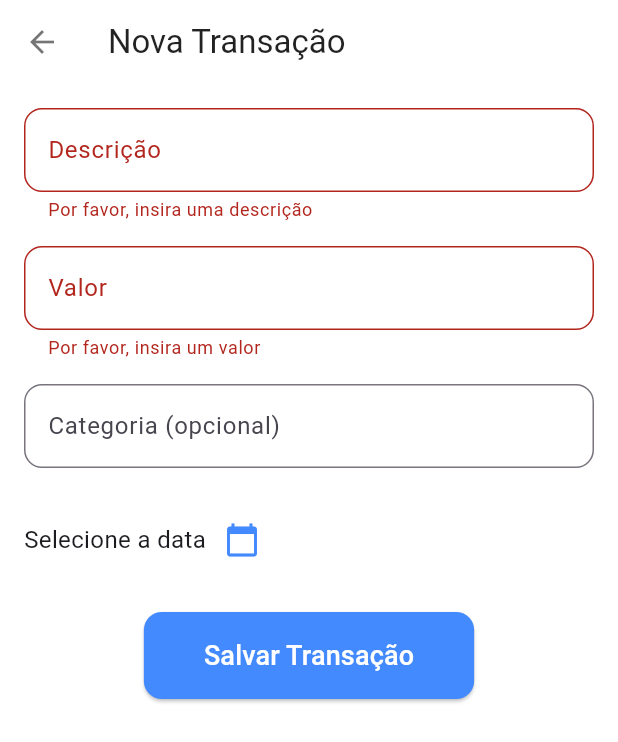
After one commit to lucas-lima-developer/fiap_m03_mobile_flutter, a Flutter app: the TransactionScreen screen opened directly, after a tap on "Salvar Transação", on a phone screen of 412 x 824 dp. The commit adds this screen. Shown: the top 742 px of the screen. Run offline on Flutter 3.47's test engine with Material 3 defaults, Android fonts, the phone set to English and light mode, and no system bars; our stand-ins replace cloud_firestore, firebase_auth, firebase_core, firebase_storage; accounts and stored records are empty.

Commit message:
Inserindo transaction para adicionar e editar

```diff
--- a/lib/screens/home_screen.dart
+++ b/lib/screens/home_screen.dart
@@ -1,5 +1,6 @@
 import 'package:flutter/material.dart';
 import 'package:provider/provider.dart';
+
 import '../providers/auth_provider.dart';
 import 'login_screen.dart';
 
--- /dev/null
+++ b/lib/screens/transaction_screen.dart
@@ -0,0 +1,203 @@
+import 'package:flutter/material.dart';
+import 'package:provider/provider.dart';
+import '../providers/transaction_provider.dart';
+
+class TransactionScreen extends StatefulWidget {
+  final Map<String, dynamic>? transaction;
+
+  const TransactionScreen({super.key, this.transaction});
+
+  @override
+  _TransactionScreenState createState() => _TransactionScreenState();
+}
+
+class _TransactionScreenState extends State<TransactionScreen> {
+  final _formKey = GlobalKey<FormState>();
+  final _descriptionController = TextEditingController();
+  final _amountController = TextEditingController();
+  final _categoryController = TextEditingController();
+  DateTime? _selectedDate;
+
+  @override
+  void initState() {
+    super.initState();
+    if (widget.transaction != null) {
+      _descriptionController.text = widget.transaction!['description'];
+      _amountController.text = widget.transaction!['amount'].toString();
+      _categoryController.text = widget.transaction!['category'] ?? '';
+      _selectedDate = widget.transaction!['date'].toDate();
+    }
+  }
+
+  @override
+  void dispose() {
+    _descriptionController.dispose();
+    _amountController.dispose();
+    _categoryController.dispose();
+    super.dispose();
+  }
+
+  Future<void> _selectDate(BuildContext context) async {
+    final DateTime? picked = await showDatePicker(
+      context: context,
+      initialDate: _selectedDate ?? DateTime.now(),
+      firstDate: DateTime(2000),
+      lastDate: DateTime(2101),
+    );
+    if (picked != null && picked != _selectedDate) {
+      setState(() {
+        _selectedDate = picked;
+      });
+    }
+  }
+
+  Future<void> _saveTransaction() async {
+    if (_formKey.currentState!.validate()) {
+      final transactionProvider =
+          Provider.of<TransactionProvider>(context, listen: false);
+
+      final description = _descriptionController.text;
+      final amount = double.parse(_amountController.text);
+      final category =
+          _categoryController.text.isEmpty ? null : _categoryController.text;
+      final date = _selectedDate ?? DateTime.now();
+
+      if (widget.transaction == null) {
+        // Adicionar nova transação
+        final error = await transactionProvider.addTransaction(
+          description: description,
+          amount: amount,
+          date: date,
+          category: category,
+        );
+        if (error != null) {
+          ScaffoldMessenger.of(context).showSnackBar(
+            const SnackBar(content: Text('Erro ao adicionar transação')),
+          );
+        } else {
+          Navigator.pop(context);
+        }
+      } else {
+        // Editar transação existente
+        final error = await transactionProvider.editTransaction(
+          transactionId: widget.transaction!['id'],
+          description: description,
+          amount: amount,
+          date: date,
+          category: category,
+        );
+        if (error != null) {
+          ScaffoldMessenger.of(context).showSnackBar(
+            const SnackBar(content: Text('Erro ao editar transação')),
+          );
+        } else {
+          Navigator.pop(context);
+        }
+      }
+    }
+  }
+
+  @override
+  Widget build(BuildContext context) {
+    return Scaffold(
+      backgroundColor: Colors.white,
+      appBar: AppBar(
+        backgroundColor: Colors.transparent,
+        elevation: 0,
+        title: Text(
+          widget.transaction == null ? 'Nova Transação' : 'Editar Transação',
+          style: TextStyle(color: Colors.black87),
+        ),
+        iconTheme: IconThemeData(color: Colors.black54),
+      ),
+      body: Padding(
+        padding: const EdgeInsets.all(16.0),
+        child: Form(
+          key: _formKey,
+          child: Column(
+            children: [
+              TextFormField(
+                controller: _descriptionController,
+                decoration: InputDecoration(
+                  labelText: 'Descrição',
+                  border: OutlineInputBorder(
+                    borderRadius: BorderRadius.circular(12),
+                  ),
+                ),
+                validator: (value) {
+                  if (value == null || value.isEmpty) {
+                    return 'Por favor, insira uma descrição';
+                  }
+                  return null;
+                },
+              ),
+              const SizedBox(height: 16),
+              TextFormField(
+                controller: _amountController,
+                decoration: InputDecoration(
+                  labelText: 'Valor',
+                  border: OutlineInputBorder(
+                    borderRadius: BorderRadius.circular(12),
+                  ),
+                ),
+                keyboardType: TextInputType.number,
+                validator: (value) {
+                  if (value == null || value.isEmpty) {
+                    return 'Por favor, insira um valor';
+                  }
+                  if (double.tryParse(value) == null) {
+                    return 'Por favor, insira um valor válido';
+                  }
+                  return null;
+                },
+              ),
+              const SizedBox(height: 16),
+              TextFormField(
+                  controller: _categoryController,
+                  decoration: InputDecoration(
+                    labelText: 'Categoria (opcional)',
+                    border: OutlineInputBorder(
+                      borderRadius: BorderRadius.circular(12),
+                    ),
+                  )),
+              const SizedBox(height: 24),
+              Row(
+                children: [
+                  Text(
+                    _selectedDate == null
+                        ? 'Selecione a data'
+                        : 'Data: ${_selectedDate!.toLocal().toString().split(' ')[0]}',
+                    style: TextStyle(fontSize: 16),
+                  ),
+                  IconButton(
+                    icon: const Icon(Icons.calendar_today,
+                        color: Colors.blueAccent),
+                    onPressed: () => _selectDate(context),
+                  ),
+                ],
+              ),
+              const SizedBox(height: 24),
+              ElevatedButton(
+                onPressed: _saveTransaction,
+                style: ElevatedButton.styleFrom(
+                  backgroundColor: Colors.blueAccent,
+                  padding:
+                      const EdgeInsets.symmetric(horizontal: 40, vertical: 16),
+                  shape: RoundedRectangleBorder(
+                    borderRadius: BorderRadius.circular(12),
+                  ),
+                ),
+                child: Text(
+                  widget.transaction == null
+                      ? 'Salvar Transação'
+                      : 'Atualizar Transação',
+                  style: TextStyle(fontSize: 18, color: Colors.white),
+                ),
+              ),
+            ],
+          ),
+        ),
+      ),
+    );
+  }
+}
--- a/pubspec.yaml
+++ b/pubspec.yaml
@@ -20,6 +20,8 @@ dependencies:
 
   # Gerenciamento de estado com Provider
   provider: ^6.1.2
+  firebase_storage: ^12.4.3
+  cloud_firestore: ^5.6.4
 
 dev_dependencies:
   flutter_test:
```
Also changed, not shown: lib/providers/transaction_provider.dart (added, +135 -0 lines), pubspec.lock, 3 other files.
